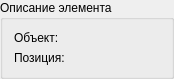
Old version of the form elementdescriptionwidget.ui in the repository bananamilkshake-code/level-editor.
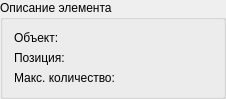
New version of the form.

Commit message: Limiting elements count on level (if limit is setted).

Diff of the .ui file:
```diff
--- a/elementdescriptionwidget.ui
+++ b/elementdescriptionwidget.ui
@@ -6,8 +6,8 @@
    <rect>
     <x>0</x>
     <y>0</y>
-    <width>174</width>
-    <height>75</height>
+    <width>226</width>
+    <height>94</height>
    </rect>
   </property>
   <property name="windowTitle">
@@ -47,6 +47,20 @@
        </property>
       </widget>
      </item>
+     <item row="2" column="0">
+      <widget class="QLabel" name="labelLimit">
+       <property name="text">
+        <string>Макс. количество:</string>
+       </property>
+      </widget>
+     </item>
+     <item row="2" column="1">
+      <widget class="QLabel" name="labelLimitValue">
+       <property name="text">
+        <string>&lt;labelLimitValue&gt;</string>
+       </property>
+      </widget>
+     </item>
     </layout>
    </item>
    <item>
```
The commit also changes 10 other files.
